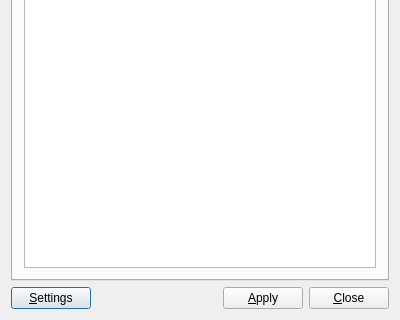
Old version of the form MetadataDialog.ui in the repository cmpute/deadbeef-qt5; both pictures show x 0 to 400 and y 153 to 473 of the 400 by 473 pixel window.
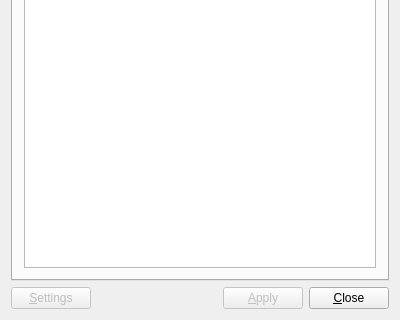
New version of the form. Icons and pictures are not drawn.

Diff of the .ui file:
```diff
--- a/MetadataDialog.ui
+++ b/MetadataDialog.ui
@@ -63,6 +63,9 @@
     <layout class="QHBoxLayout" name="DialogButtonBox">
      <item>
       <widget class="QPushButton" name="btnSettings">
+       <property name="enabled">
+        <bool>false</bool>
+       </property>
        <property name="text">
         <string>&amp;Settings</string>
        </property>
@@ -88,7 +91,7 @@
      <item>
       <widget class="QPushButton" name="btnApply">
        <property name="enabled">
-        <bool>true</bool>
+        <bool>false</bool>
        </property>
        <property name="text">
         <string>&amp;Apply</string>
```
